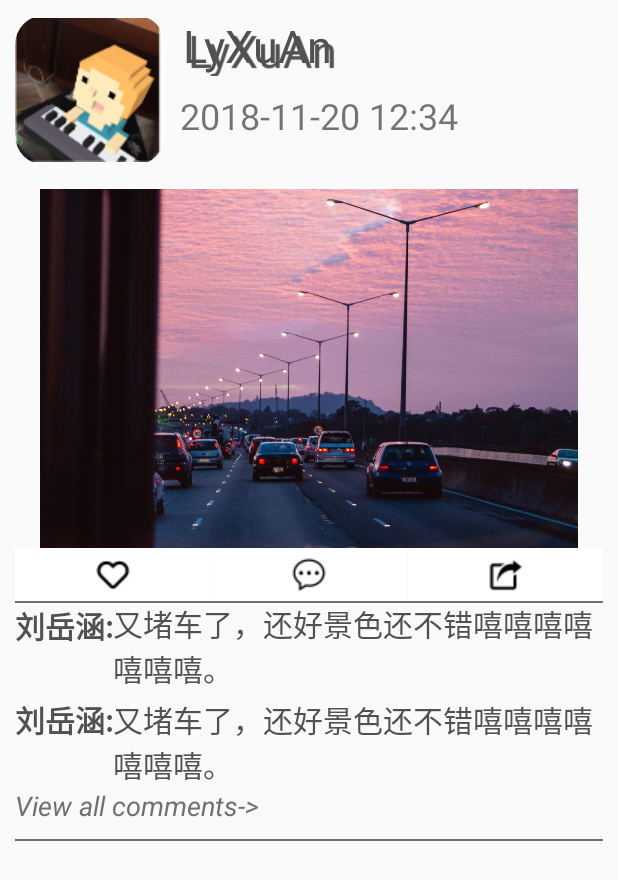
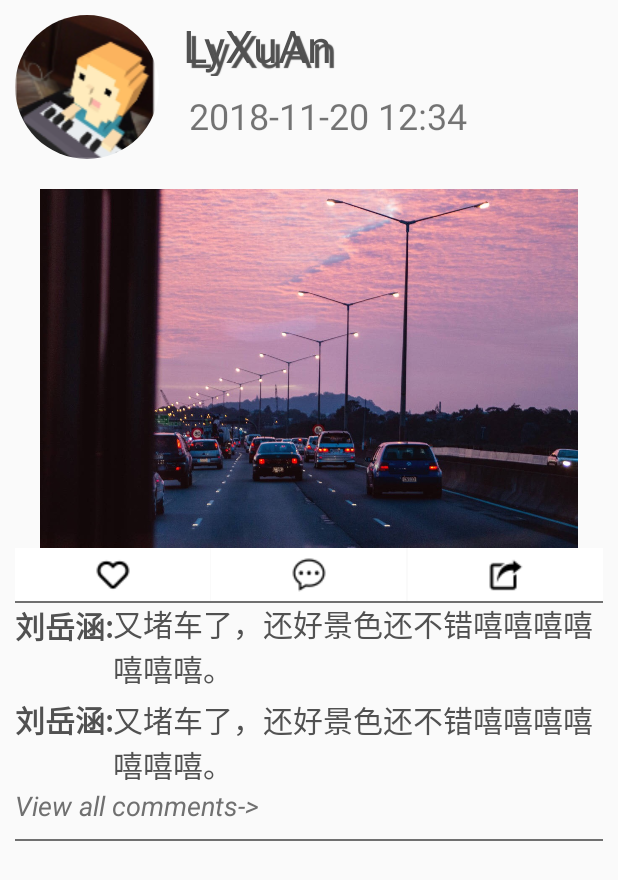
Before and after one commit to Masquerade51256/RePic, an Android app: the layout home_info.xml on its own in the app's theme, with its tools: preview values and no code run, on a phone screen of 412 x 824 dp. Shown: the top 880 px of the screen. Run offline under Robolectric (Android 15) with nearby library versions, the phone set to English and light mode, and no system bars.

Commit message:
update ui

```diff
--- a/app/build.gradle
+++ b/app/build.gradle
@@ -20,6 +20,10 @@ android {
             proguardFiles getDefaultProguardFile('proguard-android.txt'), 'proguard-rules.pro'
         }
     }
+    compileOptions {
+        targetCompatibility 1.8
+        sourceCompatibility 1.8
+    }
 }
 
 dependencies {
--- a/app/src/main/AndroidManifest.xml
+++ b/app/src/main/AndroidManifest.xml
@@ -16,6 +16,9 @@
                 <category android:name="android.intent.category.LAUNCHER"/>
             </intent-filter>
         </activity>
+        <activity android:name=".HomeActivity">
+
+        </activity>
     </application>
 
 </manifest>
--- a/app/src/main/java/com/rpgroup/repic/view/views/CircleImageView.java
+++ b/app/src/main/java/com/rpgroup/repic/view/views/CircleImageView.java
@@ -1,32 +1,92 @@
 package com.rpgroup.repic.view.views;
 
 import android.content.Context;
+import android.graphics.Bitmap;
+import android.graphics.BitmapShader;
 import android.graphics.Canvas;
+import android.graphics.Color;
+import android.graphics.Matrix;
+import android.graphics.Paint;
 import android.graphics.Path;
+import android.graphics.Rect;
 import android.graphics.RectF;
+import android.graphics.Shader.TileMode;
+import android.graphics.drawable.BitmapDrawable;
+import android.graphics.drawable.ColorDrawable;
+import android.graphics.drawable.Drawable;
 import android.util.AttributeSet;
 
 public class CircleImageView extends android.support.v7.widget.AppCompatImageView {
+//  public CircleImageView(Context context, AttributeSet attrs) {
+//    super(context, attrs);
+//  }
+//  public CircleImageView(Context context) {
+//    super(context);
+//  }
+//  public CircleImageView(Context context, AttributeSet attrs, int defStyleAttr) {
+//    super(context, attrs, defStyleAttr);
+//  }
+//  @Override
+//  public void draw(Canvas canvas) {
+//    super.draw(canvas);
+//  }
+//  @Override
+//  protected void onDraw(Canvas canvas) {
+//    Path clipPath = new Path();
+//    int w = this.getWidth();
+//    int h = this.getHeight();
+//    clipPath.addRoundRect(new RectF(0, 0,w, h), 500.0f, 500.0f,Path.Direction.CW);
+//    canvas.clipPath(clipPath);
+//    super.onDraw(canvas);
+//  }
+private Paint mPaintBitmap = new Paint(Paint.ANTI_ALIAS_FLAG);
+private Bitmap mRawBitmap;
+private BitmapShader mShader;
+private Matrix mMatrix = new Matrix();
+
 public CircleImageView(Context context, AttributeSet attrs) {
   super(context, attrs);
     }
-  public CircleImageView(Context context) {
-    super(context);
-  }
-  public CircleImageView(Context context, AttributeSet attrs, int defStyleAttr) {
-    super(context, attrs, defStyleAttr);
-  }
-  @Override
-  public void draw(Canvas canvas) {
-    super.draw(canvas);
-  }
+
     @Override
    protected void onDraw(Canvas canvas) {
-    Path clipPath = new Path();
-    int w = this.getWidth();
-    int h = this.getHeight();
-    clipPath.addRoundRect(new RectF(0, 0, w, h), 30.0f, 30.0f, Path.Direction.CW);
-    canvas.clipPath(clipPath);
+           Bitmap rawBitmap = getBitmap(getDrawable());
+           if (rawBitmap != null){
+                 int viewWidth = getWidth();
+                   int viewHeight = getHeight();
+                   int viewMinSize = Math.min(viewWidth, viewHeight);
+                   float dstWidth = viewMinSize;
+                   float dstHeight = viewMinSize;
+                   if (mShader == null || !rawBitmap.equals(mRawBitmap)){
+                         mRawBitmap = rawBitmap;
+                         mShader = new BitmapShader(mRawBitmap, TileMode.CLAMP, TileMode.CLAMP);
+                     }
+                   if (mShader != null){
+                         mMatrix.setScale(dstWidth / rawBitmap.getWidth(), dstHeight / rawBitmap.getHeight());
+                         mShader.setLocalMatrix(mMatrix);
+                     }
+                   mPaintBitmap.setShader(mShader);
+                   float radius = viewMinSize / 2.0f;
+                   canvas.drawCircle(radius, radius, radius, mPaintBitmap);
+               } else {
                    super.onDraw(canvas);
                }
         }
+
+         private Bitmap getBitmap(Drawable drawable){
+             if (drawable instanceof BitmapDrawable){
+                   return ((BitmapDrawable)drawable).getBitmap();
+               } else if (drawable instanceof ColorDrawable){
+                   Rect rect = drawable.getBounds();
+                   int width = rect.right - rect.left;
+                   int height = rect.bottom - rect.top;
+                   int color = ((ColorDrawable)drawable).getColor();
+                   Bitmap bitmap = Bitmap.createBitmap(width, height, Bitmap.Config.ARGB_8888);
+                   Canvas canvas = new Canvas(bitmap);
+                   canvas.drawARGB(Color.alpha(color), Color.red(color), Color.green(color), Color.blue(color));
+                   return bitmap;
+               } else {
+                   return null;
+               }
+         }
+}
--- a/app/src/main/res/layout/home_info.xml
+++ b/app/src/main/res/layout/home_info.xml
@@ -6,13 +6,14 @@
   android:layout_height="wrap_content"
   android:gravity="center_horizontal"
   android:orientation="horizontal"
+  android:id="@+id/characterView"
   android:padding="@dimen/element_padding">
 
   <com.rpgroup.repic.view.views.CircleImageView
 
     android:id="@+id/imgView_portrait"
-    android:layout_width="100dp"
-    android:layout_height="100dp"
+    android:layout_width="wrap_content"
+    android:layout_height="wrap_content"
     android:src="@drawable/profile_pic1"
     />
 
@@ -35,11 +36,12 @@
     android:id="@+id/tv_publishTime"
     android:layout_width="248dp"
     android:layout_height="wrap_content"
+    android:layout_marginEnd="38dp"
+    android:layout_alignParentEnd="true"
     android:layout_below="@+id/tv_userName"
-    android:layout_toRightOf="@+id/imgView_portrait"
+    android:paddingTop="10dp"
+    android:paddingLeft="10dp"
     android:paddingRight="10dp"
-    android:paddingLeft="10dp"
-    android:paddingTop="10dp"
     android:text="2018-11-20 12:34"
     android:textSize="24dp"/>
 
```
Also changed, not shown: app/src/main/java/com/rpgroup/repic/HomeActivity.java (added, +77 -0 lines), app/src/main/java/com/rpgroup/repic/MainActivity.java (added, +32 -0 lines), app/src/main/java/com/rpgroup/repic/MainActivity.kt (deleted, +0 -12 lines), app/src/main/res/layout/activity_main.xml (+6 -2 lines), app/src/main/res/layout/popup_comment.xml (added, +28 -0 lines), 3 other files. Lines whose indentation alone changed are shown as unchanged.
